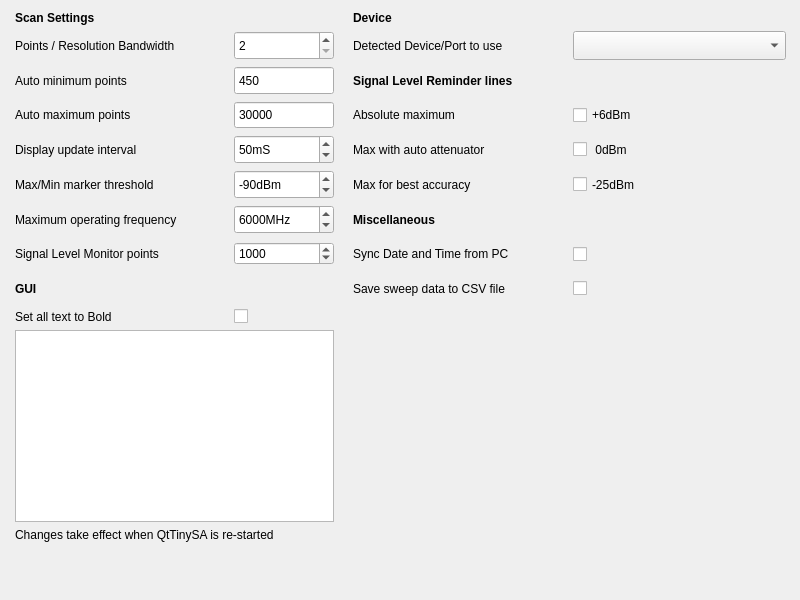
g4ixt/QtTinySA, file src/settings.ui: the form before one commit.
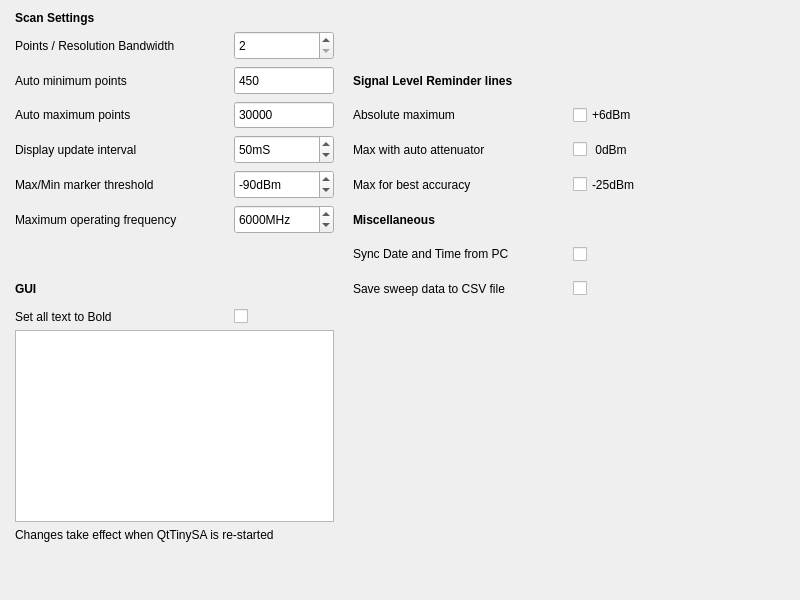
The form after the commit.

```diff
--- a/src/settings.ui
+++ b/src/settings.ui
@@ -64,19 +64,6 @@
       </property>
      </widget>
     </item>
-    <item row="0" column="3">
-     <widget class="QLabel" name="label_14">
-      <property name="font">
-       <font>
-        <weight>75</weight>
-        <bold>true</bold>
-       </font>
-      </property>
-      <property name="text">
-       <string>Device</string>
-      </property>
-     </widget>
-    </item>
     <item row="5" column="3">
      <widget class="QLabel" name="label_9">
       <property name="text">
@@ -192,19 +179,6 @@
       </property>
      </widget>
     </item>
-    <item row="1" column="4">
-     <widget class="QComboBox" name="deviceBox">
-      <property name="sizePolicy">
-       <sizepolicy hsizetype="Preferred" vsizetype="Expanding">
-        <horstretch>0</horstretch>
-        <verstretch>0</verstretch>
-       </sizepolicy>
-      </property>
-      <property name="toolTip">
-       <string>Select device to use if more than one is detected</string>
-      </property>
-     </widget>
-    </item>
     <item row="8" column="0">
      <widget class="QLabel" name="label_5">
       <property name="font">
@@ -413,44 +387,6 @@
       </property>
      </widget>
     </item>
-    <item row="7" column="0">
-     <widget class="QLabel" name="label_21">
-      <property name="text">
-       <string>Signal Level Monitor points</string>
-      </property>
-     </widget>
-    </item>
-    <item row="7" column="1">
-     <widget class="QSpinBox" name="timePoints">
-      <property name="maximumSize">
-       <size>
-        <width>100</width>
-        <height>16777215</height>
-       </size>
-      </property>
-      <property name="toolTip">
-       <string>Uses about 1MB memory / 1000 points</string>
-      </property>
-      <property name="suffix">
-       <string/>
-      </property>
-      <property name="minimum">
-       <number>100</number>
-      </property>
-      <property name="maximum">
-       <number>100000</number>
-      </property>
-      <property name="singleStep">
-       <number>1000</number>
-      </property>
-      <property name="stepType">
-       <enum>QAbstractSpinBox::DefaultStepType</enum>
-      </property>
-      <property name="value">
-       <number>1000</number>
-      </property>
-     </widget>
-    </item>
     <item row="6" column="2">
      <widget class="QLabel" name="label_15">
       <property name="sizePolicy">
@@ -464,13 +400,6 @@
       </property>
      </widget>
     </item>
-    <item row="1" column="3">
-     <widget class="QLabel" name="label_18">
-      <property name="text">
-       <string>Detected Device/Port to use</string>
-      </property>
-     </widget>
-    </item>
     <item row="11" column="0" colspan="2">
      <widget class="QLabel" name="label_12">
       <property name="text">
```
Left out of the diff: 10 changed lines with no effect on the pictures.
